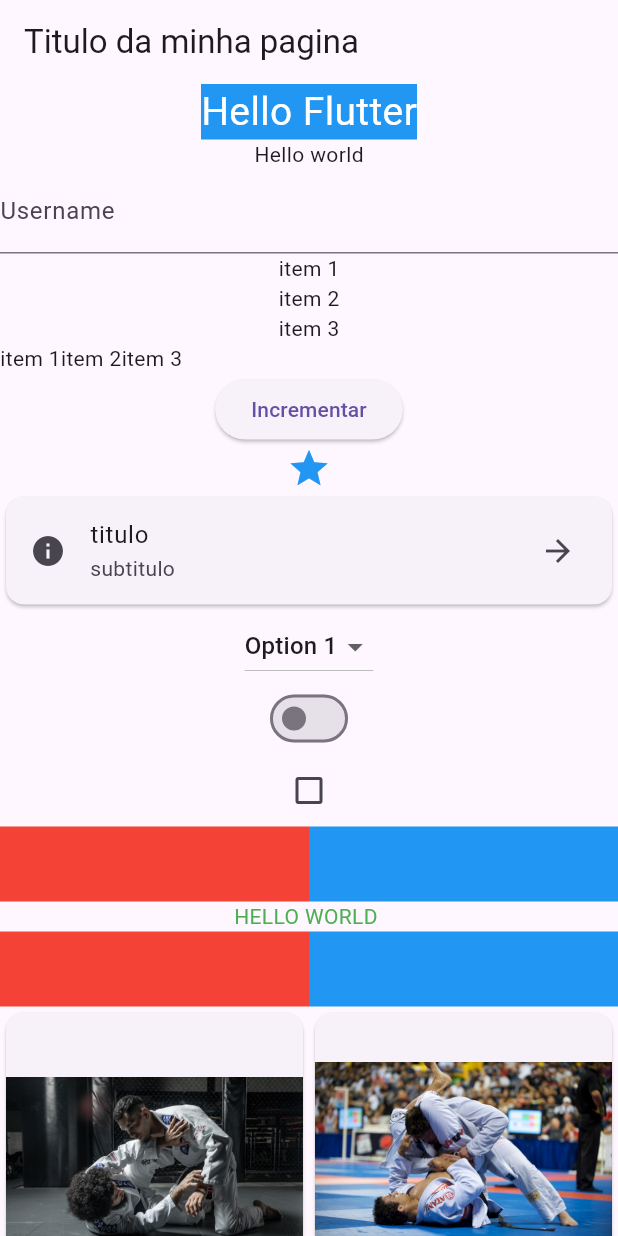
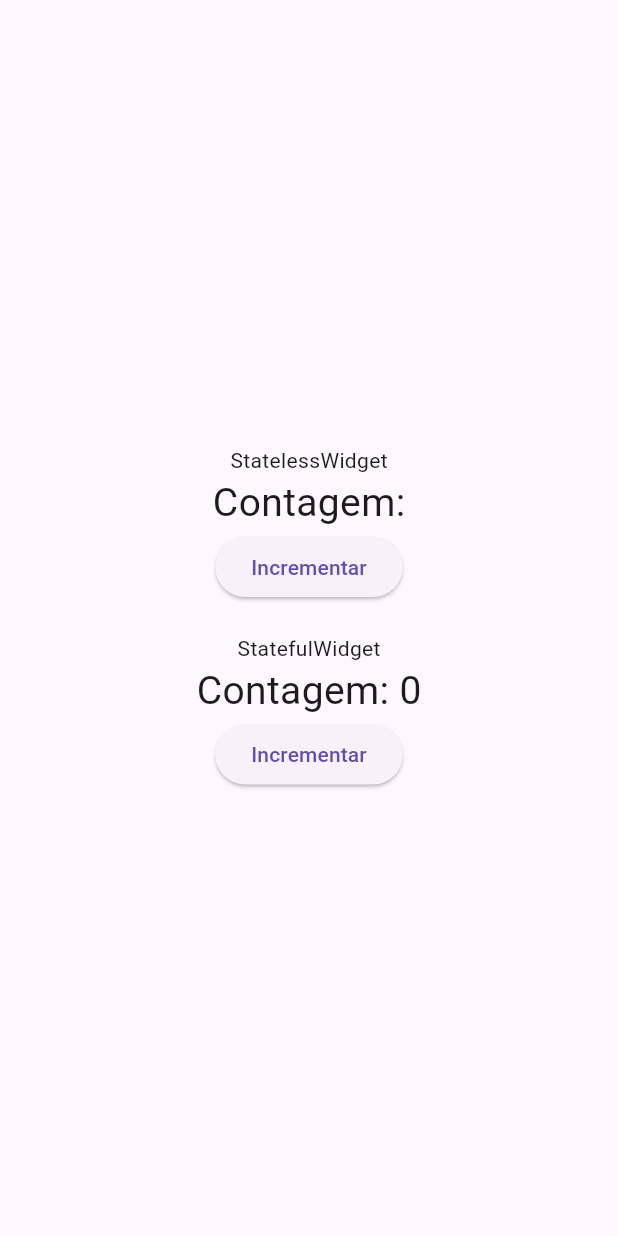
Before and after one commit to FelipeQueFez/flutter-mobile, a Flutter app: the screen it shows after launch, on a phone screen of 412 x 824 dp. Run offline on Flutter 3.47's test engine with Material 3 defaults, Android fonts, the phone set to English and light mode, and no system bars.

Commit message:
chore:checkpoint

```diff
--- a/lib/main.dart
+++ b/lib/main.dart
@@ -1,166 +1,88 @@
 import 'package:flutter/material.dart';
 
 void main() {
-  runApp(MinhaPrimeiraTela());
+  runApp(MyApp());
 }
 
-class MinhaPrimeiraTela extends StatelessWidget {
+class MyApp extends StatelessWidget {
   @override
   Widget build(BuildContext context) {
     return MaterialApp(
-      title: 'Image gallery app',
-      theme: ThemeData(
-        primarySwatch: Colors.blue,
-      ),
-      home: ImageGallery(),
-    );
-  }
-}
-
-class ImageGallery extends StatelessWidget {
-  final List<String> images = [
-    'assets/images/image1.jpg',
-    'assets/images/image2.jpg',
-    'assets/images/image3.png',
-  ];
-
-  @override
-  Widget build(Object context) {
-    return Scaffold(
-      appBar: AppBar(
-        title: Text("Titulo da minha pagina"),
-      ),
-      body: SingleChildScrollView(
-        child: Column(
+      home: Scaffold(
+        body: Column(
+          mainAxisAlignment: MainAxisAlignment.center,
           children: [
-            Container(
-              color: Colors.blue,
-              child: Text(
-                'Hello Flutter',
-                style: TextStyle(
-                  fontSize: 26,
-                  color: Colors.white,
-                ),
-              ),
+            CounterStateless(),
+            SizedBox(
+              height: 20,
             ),
-            Text('Hello world'),
-            TextField(
-              decoration: InputDecoration(labelText: 'Username'),
-            ),
-            Column(
-              children: [
-                Text('item 1'),
-                Text('item 2'),
-                Text('item 3'),
-              ],
-            ),
-            Row(
-              children: [
-                Text('item 1'),
-                Text('item 2'),
-                Text('item 3'),
-              ],
-            ),
-            ElevatedButton(
-              onPressed: () {
-                print('TOCOU NO BOTAO');
-              },
-              child: Text('Incrementar'),
-            ),
-            Icon(
-              Icons.star,
-              color: Colors.blue,
-              size: 30,
-            ),
-            Card(
-              child: ListTile(
-                title: Text('titulo'),
-                subtitle: Text('subtitulo'),
-                leading: Icon(Icons.info),
-                trailing: Icon(Icons.arrow_forward),
-              ),
-            ),
-            DropdownButton<String>(
-              items: ['Option 1', 'Option 2', 'Option 3'].map((value) {
-                return DropdownMenuItem<String>(
-                  value: value,
-                  child: Text(value),
-                );
-              }).toList(),
-              onChanged: (value) {},
-              value: 'Option 1',
-            ),
-            Switch(value: false, onChanged: (value) {}),
-            Checkbox(value: false, onChanged: (value) {}),
-            Row(
-              children: [
-                Expanded(
-                  child: Container(
-                    color: Colors.red,
-                    width: 200,
-                    height: 50,
-                  ),
-                ),
-                Expanded(
-                  child: Container(
-                    color: Colors.blue,
-                    width: 200,
-                    height: 50,
-                  ),
-                ),
-              ],
-            ),
-            SizedBox(
-              width: 100,
-              height: 20,
-              child: Text(
-                'HELLO WORLD COM SIZEDBOX',
-                style: TextStyle(color: Colors.green),
-              ),
-            ),
-            Row(
-              children: [
-                Expanded(
-                  child: Container(
-                    color: Colors.red,
-                    width: 200,
-                    height: 50,
-                  ),
-                ),
-                Expanded(
-                  child: Container(
-                    color: Colors.blue,
-                    width: 200,
-                    height: 50,
-                  ),
-                ),
-              ],
-            ),
-            GridView.builder(
-              physics: NeverScrollableScrollPhysics(),
-              shrinkWrap: true,
-              itemCount: images.length,
-              gridDelegate: SliverGridDelegateWithFixedCrossAxisCount(
-                crossAxisCount: 2, // Número de colunas
-              ),
-              itemBuilder: (context, index) {
-                return Card(
-                  child: Image.asset(images[index]),
-                );
-              },
-            ),
-            ListView(
-              physics: NeverScrollableScrollPhysics(),
-              shrinkWrap: true,
-              children: <Widget>[
-                ListTile(title: Text('item1')),
-                ListTile(title: Text('item2')),
-                ListTile(title: Text('item3')),
-              ],
-            ),
+            CounterStateful(),
           ],
         ),
       ),
     );
   }
 }
+
+class CounterStateless extends StatelessWidget {
+  int _counter = 0;
+
+  void _incrementCounter() {
+    _counter++;
+  }
+
+  @override
+  Widget build(BuildContext context) {
+    return Center(
+      child: Column(
+        children: [
+          Text('StatelessWidget'),
+          Text(
+            'Contagem:',
+            style: TextStyle(fontSize: 26),
+          ),
+          ElevatedButton(
+            onPressed: _incrementCounter,
+            child: Text('Incrementar'),
+          ),
+        ],
+      ),
+    );
+  }
+}
+
+class CounterStateful extends StatefulWidget {
+  @override
+  State<StatefulWidget> createState() {
+    return _CounterStateful();
+  }
+}
+
+class _CounterStateful extends State<CounterStateful> {
+  int _counter = 0;
+
+  void _incrementCounter() {
+    setState(() {
+      _counter++;
+    });
+  }
+
+  @override
+  Widget build(BuildContext context) {
+    return Center(
+      child: Column(
+        children: [
+          Text('StatefulWidget'),
+          Text(
+            'Contagem: $_counter',
+            style: TextStyle(fontSize: 26),
+          ),
+          ElevatedButton(
+            onPressed: _incrementCounter,
+            child: Text('Incrementar'),
+          ),
+        ],
+      ),
+    );
+  }
+}
```
